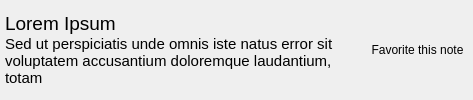
Before: the Qt Designer form notelistitem.ui in Open-App-Library/Vibrato-Notes-Desktop, drawn with Qt 5.
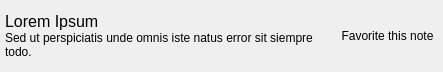
After: the same form once the commit is applied. Icons and pictures are not drawn.

Commit message: Fixed overflow text

What changed in the file:
```diff
--- a/notelistitem.ui
+++ b/notelistitem.ui
@@ -6,8 +6,8 @@
    <rect>
     <x>0</x>
     <y>0</y>
-    <width>473</width>
-    <height>100</height>
+    <width>443</width>
+    <height>72</height>
    </rect>
   </property>
   <property name="maximumSize">
@@ -54,7 +54,7 @@
         <widget class="QLabel" name="title">
          <property name="font">
           <font>
-           <pointsize>14</pointsize>
+           <pointsize>12</pointsize>
           </font>
          </property>
          <property name="text">
@@ -66,11 +66,11 @@
         <widget class="QLabel" name="label">
          <property name="font">
           <font>
-           <pointsize>11</pointsize>
+           <pointsize>9</pointsize>
           </font>
          </property>
          <property name="text">
-          <string>Sed ut perspiciatis unde omnis iste natus error sit voluptatem accusantium doloremque laudantium, totam</string>
+          <string>Sed ut perspiciatis unde omnis iste natus error sit siempre todo.</string>
          </property>
          <property name="wordWrap">
           <bool>true</bool>
```
